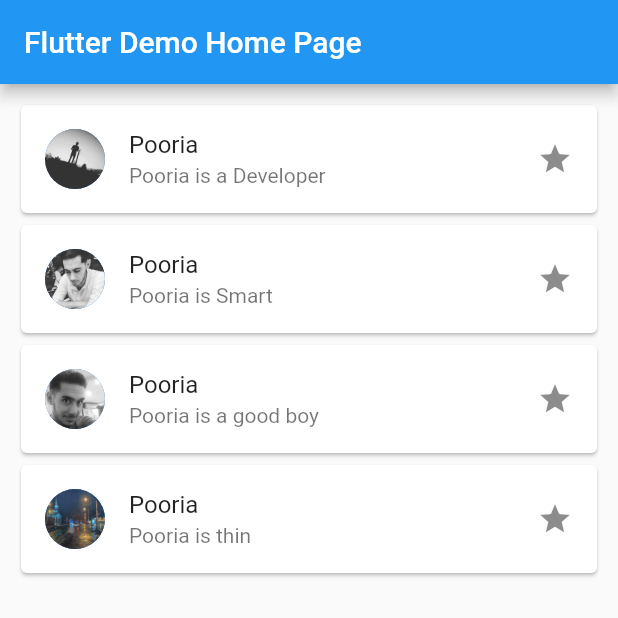
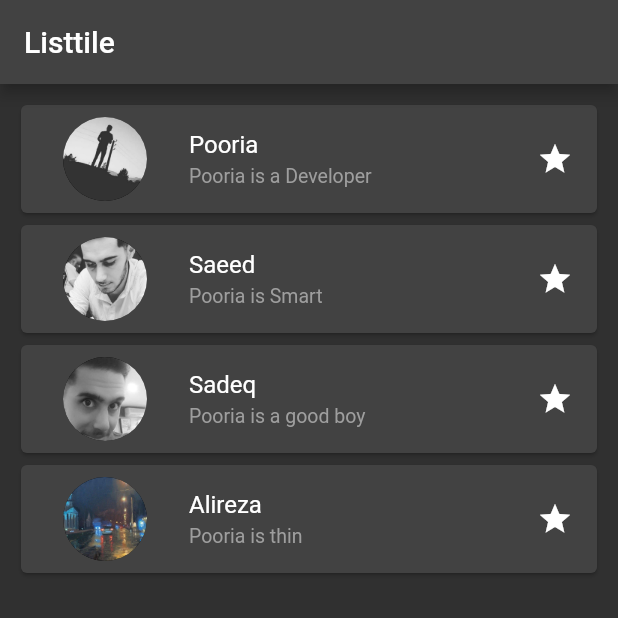
Before and after one commit to pooria89/ListView, a Flutter app: the screen it shows after launch, on a phone screen of 412 x 824 dp, the top half of it. Run offline on Flutter 3.47's test engine with Material 2 defaults, Android fonts, the phone set to English and light mode, and no system bars.

Commit message:
Improvement Ui .

```diff
--- a/lib/main.dart
+++ b/lib/main.dart
@@ -13,8 +13,10 @@ class MyApp extends StatelessWidget {
       title: 'Flutter Demo',
       theme: ThemeData(
         primarySwatch: Colors.blue,
+        brightness: Brightness.dark,
+        primaryColor: Colors.lightBlue[800],
       ),
-      home: const MyHomePage(title: 'Flutter Demo Home Page'),
+      home: const MyHomePage(title: 'Listtile'),
     );
   }
 }
@@ -31,7 +33,6 @@ class MyHomePage extends StatefulWidget {
 class _MyHomePageState extends State<MyHomePage> {
   @override
   Widget build(BuildContext context) {
-    // final subtitles = ["i love pooria","pooria is thin","pooria is tall","pooria is good"];
     return Scaffold(
       appBar: AppBar(
         title: Text(widget.title),
@@ -41,34 +42,74 @@ class _MyHomePageState extends State<MyHomePage> {
         children: const [
           Card(
             child: ListTile(
-              title: Text('Pooria'),
-              leading: CircleAvatar(backgroundImage: AssetImage('asset/pooria2.jpg')),
+              title: Text(
+                'Pooria',
+                style: TextStyle(
+                  color: Colors.white,
+                  fontSize: 16,
+                ),
+              ),
+              leading: CircleAvatar(
+                  backgroundImage: AssetImage('asset/pooria2.jpg'),radius: 40),
               trailing: Icon(Icons.star),
-              subtitle: Text('Pooria is a Developer'),
+              subtitle: Text('Pooria is a Developer',style: TextStyle(
+                color: Colors.grey,
+                fontSize: 13,
+              ),),
             ),
           ),
           Card(
             child: ListTile(
-              title: Text('Pooria'),
-              leading: CircleAvatar(backgroundImage: AssetImage('asset/pooria.jpg')),
+              title: Text(
+                'Saeed',
+                style: TextStyle(
+                  color: Colors.white,
+                  fontSize: 16,
+                ),
+              ),
+              leading:
+                  CircleAvatar(backgroundImage: AssetImage('asset/pooria.jpg'),radius: 40),
               trailing: Icon(Icons.star),
-              subtitle: Text('Pooria is Smart'),
+              subtitle: Text('Pooria is Smart',style: TextStyle(
+                color: Colors.grey,
+                fontSize: 13,
+              )),
             ),
           ),
           Card(
             child: ListTile(
-              title: Text('Pooria'),
-              leading: CircleAvatar(backgroundImage: AssetImage('asset/pooria1.jpg')),
+              title: Text(
+                'Sadeq',
+                style: TextStyle(
+                  color: Colors.white,
+                  fontSize: 16,
+                ),
+              ),
+              leading: CircleAvatar(
+                  backgroundImage: AssetImage('asset/pooria1.jpg'),radius: 40),
               trailing: Icon(Icons.star),
-              subtitle: Text('Pooria is a good boy'),
+              subtitle: Text('Pooria is a good boy',style: TextStyle(
+                color: Colors.grey,
+                fontSize: 13,
+              )),
             ),
           ),
           Card(
             child: ListTile(
-              title: Text('Pooria'),
-              leading: CircleAvatar(backgroundImage: AssetImage('asset/pooria3.jpg')),
+              title: Text(
+                'Alireza',
+                style: TextStyle(
+                  color: Colors.white,
+                  fontSize: 16,
+                ),
+              ),
+              leading: CircleAvatar(
+                  backgroundImage: AssetImage('asset/pooria3.jpg'),radius: 40),
               trailing: Icon(Icons.star),
-              subtitle: Text('Pooria is thin'),
+              subtitle: Text('Pooria is thin',style: TextStyle(
+                color: Colors.grey,
+                fontSize: 13,
+              )),
             ),
           ),
         ],
```
